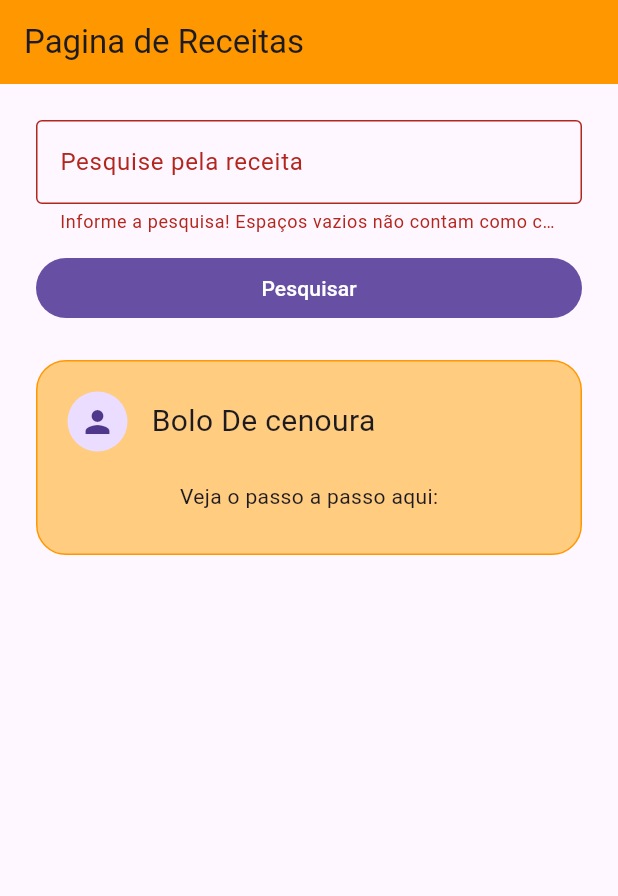
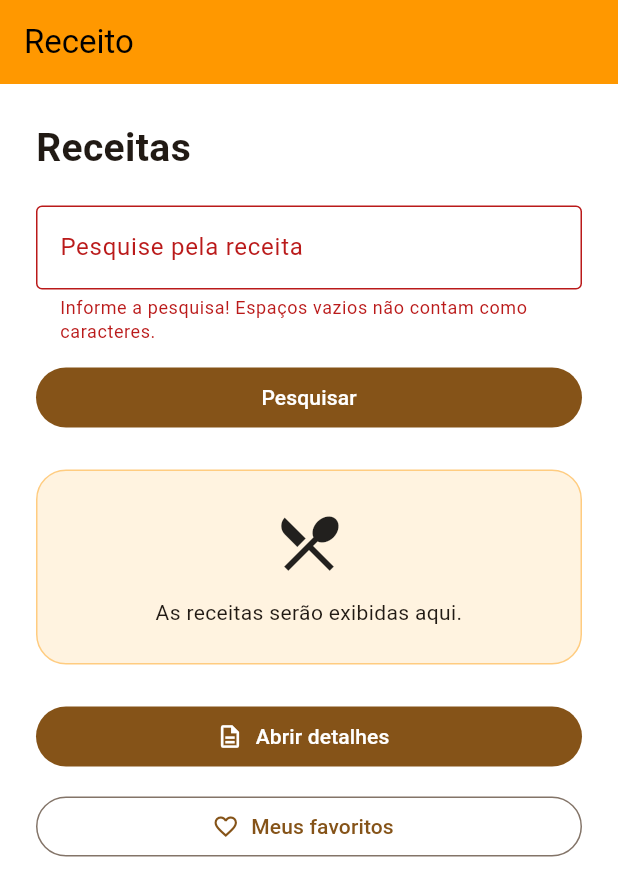
Before and after one commit to MuHaouli/ProjetoFlutter, a Flutter app: the screen it shows after launch, after a tap on "Pesquisar", on a phone screen of 412 x 824 dp. Shown: the top 896 px of the screen. Run offline on Flutter 3.47's test engine with Material 3 defaults, Android fonts, the phone set to English and light mode, and no system bars; network calls fail.

Commit message:
telas do projeto implementadas

```diff
--- /dev/null
+++ b/lib/Aula04/Aula04.dart
@@ -0,0 +1,14 @@
+import 'package:flutter/material.dart';
+import 'package:receito/Aula04/Guia.dart';
+
+class Aula04 extends StatelessWidget {
+  const Aula04({super.key});
+
+  @override
+  Widget build(BuildContext context) {
+    return const MaterialApp(
+      debugShowCheckedModeBanner: false,
+      home: Guia(),
+    );
+  }
+}
--- /dev/null
+++ b/lib/aula05_api/Aula05.dart
@@ -0,0 +1,17 @@
+import 'package:flutter/material.dart';
+
+import 'Mural.dart';
+
+class Aula05 extends StatelessWidget {
+  const Aula05({super.key});
+
+  //jsonplaceholder.typicode.com
+
+  @override
+  Widget build(BuildContext context) {
+    return const MaterialApp(
+      debugShowCheckedModeBanner: false,
+      home: Mural(),
+    );
+  }
+}
--- a/lib/main.dart
+++ b/lib/main.dart
@@ -1,5 +1,4 @@
 import 'package:flutter/material.dart';
 import 'package:receito/projeto/Principal.dart';
-import 'package:receito/aula3/Aula03.dart';
 
 void main() => runApp(const Principal());
--- a/lib/projeto/Perfil.dart
+++ b/lib/projeto/Perfil.dart
@@ -1,5 +1,8 @@
 import 'package:flutter/material.dart';
-import 'package:receito/projeto/Pesquisa.dart';
+
+import 'Pesquisa.dart';
+import 'DetalhesReceita.dart';
+import 'Favoritos.dart';
 
 class Perfil extends StatelessWidget {
   const Perfil({super.key});
@@ -8,41 +11,82 @@ class Perfil extends StatelessWidget {
   Widget build(BuildContext context) {
     return Scaffold(
       appBar: AppBar(
-        title: const Text("Pagina de Receitas"),
-        backgroundColor: Colors.orange,
+        title: const Text('Receito'),
       ),
       body: SingleChildScrollView(
         padding: const EdgeInsets.all(24),
         child: Column(
           crossAxisAlignment: CrossAxisAlignment.stretch,
           children: [
+            const Text(
+              'Receitas',
+              style: TextStyle(
+                fontSize: 26,
+                fontWeight: FontWeight.bold,
+              ),
+            ),
+            const SizedBox(height: 20),
+
+            // Componente de pesquisa dentro da página.
             const Pesquisa(),
-            const SizedBox(height: 24,),
+
+            const SizedBox(height: 24),
+
+            // Área reservada para os dados futuros.
             Container(
-          padding: const EdgeInsets.all(20),
+              padding: const EdgeInsets.all(24),
               decoration: BoxDecoration(
-            color: Colors.orange[200],
+                color: Colors.orange.shade50,
                 borderRadius: BorderRadius.circular(20),
-            border: Border.all(color: Colors.orange)
+                border: Border.all(
+                  color: Colors.orange.shade200,
+                ),
               ),
               child: const Column(
                 children: [
-              Row(
-                children: [
-                  CircleAvatar(child: Icon(Icons.person),),
-                  SizedBox(width: 16,),
-                  Expanded(child: Text(
-                    'Bolo De cenoura',
-                    style: TextStyle(fontSize: 20),
-                    )
+                  Icon(
+                    Icons.restaurant_menu,
+                    size: 48,
+                  ),
+                  SizedBox(height: 12),
+                  Text(
+                    'As receitas serão exibidas aqui.',
+                    textAlign: TextAlign.center,
                   ),
                 ],
               ),
-              SizedBox(height: 20,),
-              Text("Veja o passo a passo aqui:"),
-              SizedBox(height: 8,),
-            ],
             ),
+
+            const SizedBox(height: 24),
+
+            FilledButton.icon(
+              key: const ValueKey('abrir-detalhes'),
+              icon: const Icon(Icons.description_outlined),
+              label: const Text('Abrir detalhes'),
+              onPressed: () {
+                Navigator.push(
+                  context,
+                  MaterialPageRoute<void>(
+                    builder: (_) => const DetalhesReceita(),
+                  ),
+                );
+              },
+            ),
+
+            const SizedBox(height: 12),
+
+            OutlinedButton.icon(
+              key: const ValueKey('abrir-favoritos'),
+              icon: const Icon(Icons.favorite_border),
+              label: const Text('Meus favoritos'),
+              onPressed: () {
+                Navigator.push(
+                  context,
+                  MaterialPageRoute<void>(
+                    builder: (_) => const Favoritos(),
+                  ),
+                );
+              },
             ),
           ],
         ),
--- a/lib/projeto/Pesquisa.dart
+++ b/lib/projeto/Pesquisa.dart
@@ -9,19 +9,16 @@ class Pesquisa extends StatefulWidget {
 
 class _PesquisaState extends State<Pesquisa> {
   final nome = TextEditingController();
+
   String? mensagemErro;
-
 
   void validarNome(String valor) {
     setState(() {
-      if (valor
-          .trim()
-          .isEmpty) {
-        mensagemErro = "Informe a pesquisa! Espaços vazios não contam como caracter";
-      } else if (valor
-          .trim()
-          .length < 3) {
-        mensagemErro = "Informe ao menos 3 caracteres";
+      if (valor.trim().isEmpty) {
+        mensagemErro =
+        'Informe a pesquisa! Espaços vazios não contam como caracteres.';
+      } else if (valor.trim().length < 3) {
+        mensagemErro = 'Informe ao menos 3 caracteres';
       } else {
         mensagemErro = null;
       }
@@ -30,12 +27,17 @@ class _PesquisaState extends State<Pesquisa> {
 
   void Inscrever() {
     validarNome(nome.text);
+
     if (mensagemErro != null) return;
 
     final texto = nome.text.trim();
+
     ScaffoldMessenger.of(context).showSnackBar(
-        SnackBar(content: Text("Pesquisa Recebida: $texto"))
+      SnackBar(
+        content: Text('Pesquisa Recebida: $texto'),
+      ),
     );
+
     nome.clear();
   }
 
@@ -52,11 +54,12 @@ class _PesquisaState extends State<Pesquisa> {
       crossAxisAlignment: CrossAxisAlignment.stretch,
       children: [
         TextField(
-          controller: nome, //identificador do input
-          decoration: InputDecoration( //Decoração do textField
-              labelText: 'Pesquise pela receita',
-              errorText: mensagemErro,
-              border: const OutlineInputBorder()
+          controller: nome,
+          decoration: InputDecoration(
+            labelText: 'Pesquise pela receita',
+            errorText: mensagemErro,
+            errorMaxLines: 4,
+            border: const OutlineInputBorder(),
           ),
           onChanged: (valor) {
             if (mensagemErro != null) {
@@ -64,8 +67,10 @@ class _PesquisaState extends State<Pesquisa> {
             }
           },
         ),
-        const SizedBox(height: 12,),
-        FilledButton(onPressed: Inscrever, child: const Text('Pesquisar'),
+        const SizedBox(height: 12),
+        FilledButton(
+          onPressed: Inscrever,
+          child: const Text('Pesquisar'),
         ),
       ],
     );
--- a/lib/projeto/Principal.dart
+++ b/lib/projeto/Principal.dart
@@ -1,14 +1,27 @@
 import 'package:flutter/material.dart';
-import 'package:receito/projeto/Perfil.dart';
+
+import 'Perfil.dart';
 
 class Principal extends StatelessWidget {
-  const Principal ({super.key});
+  const Principal({super.key});
 
   @override
   Widget build(BuildContext context) {
-    return const MaterialApp(
+    return MaterialApp(
       debugShowCheckedModeBanner: false,
-      home: Perfil(),
+      title: 'Receito',
+      theme: ThemeData(
+        useMaterial3: true,
+        colorScheme: ColorScheme.fromSeed(
+          seedColor: Colors.orange,
+        ),
+        scaffoldBackgroundColor: Colors.white,
+        appBarTheme: const AppBarTheme(
+          backgroundColor: Colors.orange,
+          foregroundColor: Colors.black,
+        ),
+      ),
+      home: const Perfil(),
     );
   }
 }
--- a/pubspec.yaml
+++ b/pubspec.yaml
@@ -34,6 +34,7 @@ dependencies:
   # The following adds the Cupertino Icons font to your application.
   # Use with the CupertinoIcons class for iOS style icons.
   cupertino_icons: ^1.0.8
+  http: ^1.6.0
 
 dev_dependencies:
   flutter_test:
```
Also changed, not shown: lib/Aula04/DetalheLugar.dart (added, +29 -0 lines), lib/Aula04/Guia.dart (added, +32 -0 lines), lib/Aula04/Lugar.dart (added, +7 -0 lines), lib/aula05_api/Mural.dart (added, +60 -0 lines), lib/aula05_api/Publicacao.dart (added, +15 -0 lines), lib/aula05_api/Utils.dart (added, +26 -0 lines), lib/projeto/DetalhesReceita.dart (added, +74 -0 lines), lib/projeto/Favoritos.dart (added, +58 -0 lines), lib/projeto/Receita.dart (added), pubspec.lock. Lines whose indentation alone changed are shown as unchanged.
